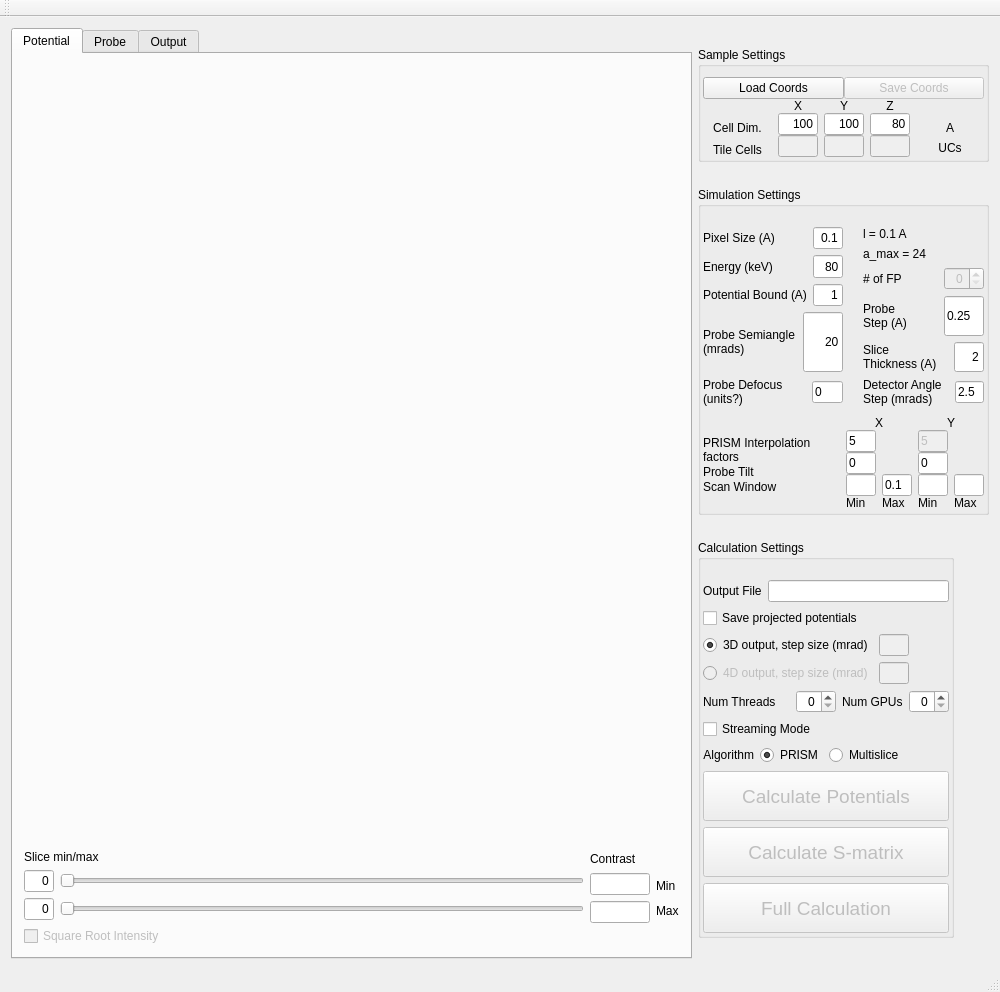
Before: the Qt Designer form Qt/prismmainwindow.ui in prism-em/prismatic, drawn with Qt 5.
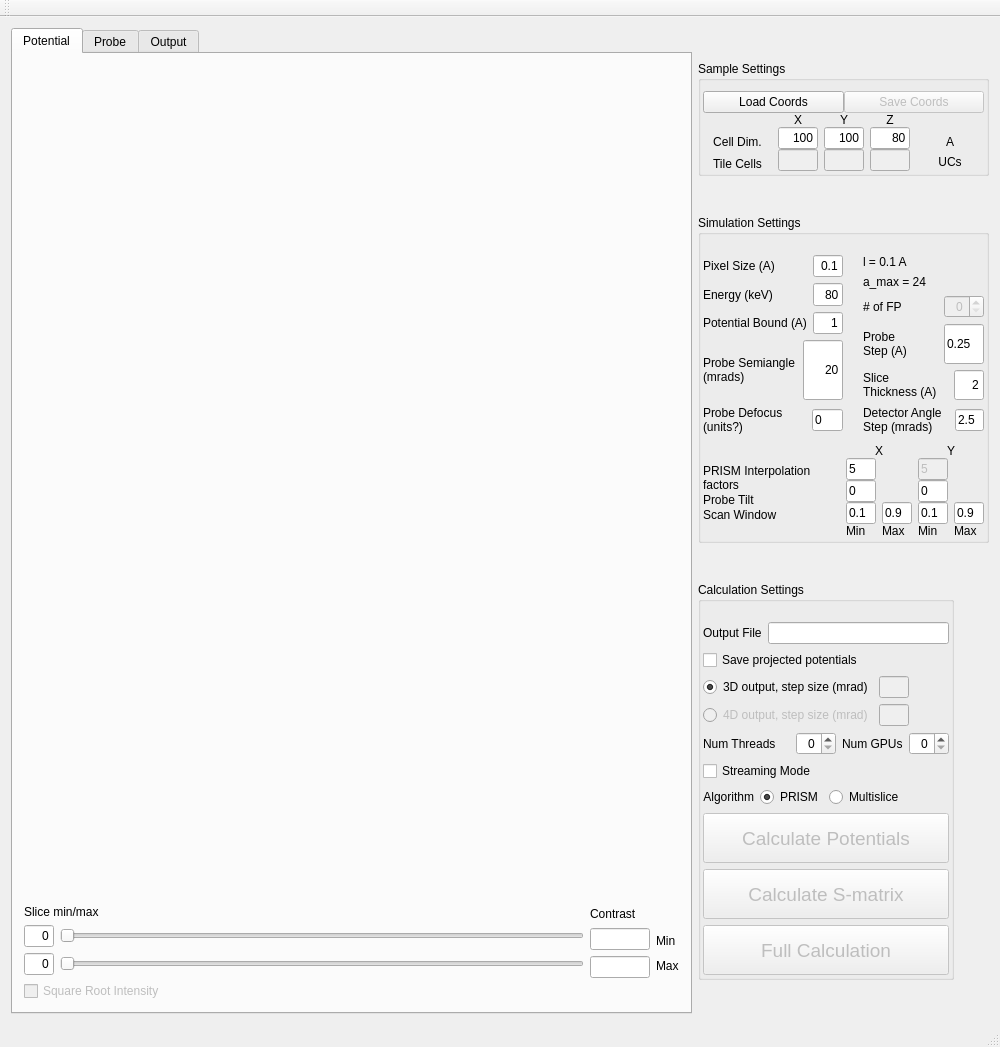
After: the same form once the commit is applied. Icons and pictures are not drawn.

Commit message: programmed new parameters into gui

What changed in the file:
```diff
--- a/Qt/prismmainwindow.ui
+++ b/Qt/prismmainwindow.ui
@@ -7,7 +7,7 @@
     <x>0</x>
     <y>0</y>
     <width>1000</width>
-    <height>992</height>
+    <height>1047</height>
    </rect>
   </property>
   <property name="windowTitle">
@@ -1529,6 +1529,9 @@
                        <height>16777215</height>
                       </size>
                      </property>
+                     <property name="text">
+                      <string>0.1</string>
+                     </property>
                     </widget>
                    </item>
                    <item>
@@ -1540,7 +1543,7 @@
                       </size>
                      </property>
                      <property name="text">
-                      <string>0.1</string>
+                      <string>0.9</string>
                      </property>
                     </widget>
                    </item>
@@ -1629,6 +1632,9 @@
                        <height>16777215</height>
                       </size>
                      </property>
+                     <property name="text">
+                      <string>0.1</string>
+                     </property>
                     </widget>
                    </item>
                    <item>
@@ -1639,6 +1645,9 @@
                        <height>16777215</height>
                       </size>
                      </property>
+                     <property name="text">
+                      <string>0.9</string>
+                     </property>
                     </widget>
                    </item>
                   </layout>
```
Left out of the diff: 8 changed lines with no effect on the pictures. The commit also changes 5 other files.
